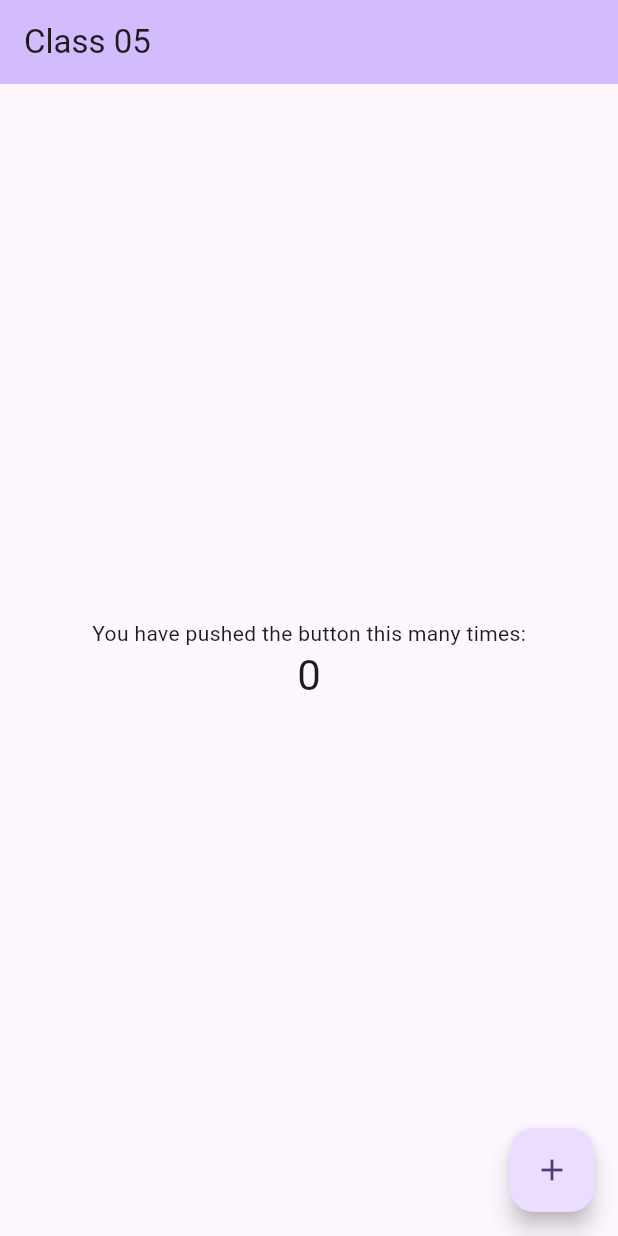
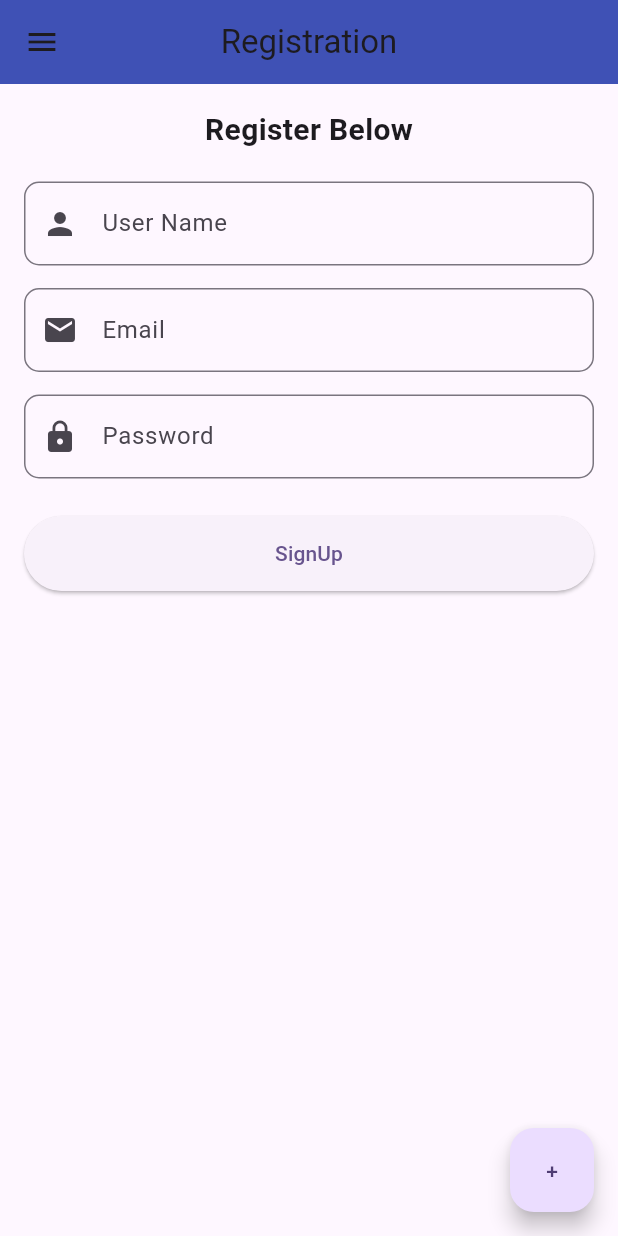
Before and after one commit to Shafique95/dart_core, a Flutter app: the screen it shows after launch, on a phone screen of 412 x 824 dp. Run offline on Flutter 3.47's test engine with Material 3 defaults, Android fonts, the phone set to English and light mode, and no system bars.

Commit message:
added class 07  code

```diff
--- /dev/null
+++ b/class5/lib/model/user_register_model.dart
@@ -0,0 +1,6 @@
+class UserRegisterModel{
+  final String userName;
+  final String userEmail;
+  final String userPassword;// noe nullable
+  UserRegisterModel({required this.userName,required this.userEmail, required this.userPassword});
+}
--- a/class5/lib/screen/app.dart
+++ b/class5/lib/screen/app.dart
@@ -1,4 +1,5 @@
 
+import 'package:class5/screen/user_form_handling.dart';
 import 'package:flutter/material.dart';
 import 'package:class5/screen/my_home_page.dart';
 class MyApp extends StatelessWidget {
@@ -12,13 +13,14 @@ class MyApp extends StatelessWidget {
     // var appTitle='Amirul'; /// immutable state ... String data
     // const is  key word
     return MaterialApp(
+      debugShowCheckedModeBanner:false ,
       title: 'Flutter Demo',
       theme: ThemeData(
 
         colorScheme: ColorScheme.fromSeed(seedColor: Colors.deepPurple),
         useMaterial3: true,
       ),
-      home:  MyHomePage(title: appTitle,),
+      home:  const UserFormHandling(),
     );
   }
 }
--- a/class5/lib/screen/my_home_page.dart
+++ b/class5/lib/screen/my_home_page.dart
@@ -1,67 +1,86 @@
+import 'package:class5/model/user_register_model.dart';
+import 'package:class5/screen/user_form_handling.dart';
 import 'package:flutter/material.dart';
+
 class MyHomePage extends StatefulWidget {
-  const MyHomePage({super.key,  this.title});
+  const MyHomePage({super.key, this.title, required this.userRegisterModel});
   // {} for only named parameter
 
   final String? title;
+  final UserRegisterModel userRegisterModel;
 
   @override
   State<MyHomePage> createState() => _MyHomePageState();
 }
 
 class _MyHomePageState extends State<MyHomePage> {
-  int _counter = 0;
-
-  /// event
-  ///  What is event
-  /// event is a implementation of a callback function
-  ///  callback function >>> h.w special
-
-  void _incrementCounter() {
-    setState(() {
-
-
-    });
-    _counter++;
-    print("showing counter valu$_counter");
-  }
-
   @override
   Widget build(BuildContext context) {
-
     return Scaffold(
       appBar: AppBar(
-
         backgroundColor: Theme.of(context).colorScheme.inversePrimary,
 
         title: Text(widget.title.toString()),
         // title: myCommonWidget(),
       ),
       body: Center(
-
         child: Column(
-
+          crossAxisAlignment:CrossAxisAlignment.center,
           mainAxisAlignment: MainAxisAlignment.center,
           children: <Widget>[
-            const Text(
-              'You have pushed the button this many times:',
+            const CircleAvatar(),
+            Row(
+              crossAxisAlignment:CrossAxisAlignment.center,
+              mainAxisAlignment: MainAxisAlignment.center,
+              children: [
+                const Text(
+                  "Name :",
+                ),
+                const SizedBox(
+                  width: 10,
+                ),
+                Text(
+                  widget.userRegisterModel.userName ?? "Name not found",
+                )
+              ],
             ),
-            Text(
-              '$_counter',
-              style: Theme.of(context).textTheme.headlineMedium,
+            Row(
+              crossAxisAlignment:CrossAxisAlignment.center,
+              mainAxisAlignment: MainAxisAlignment.center,
+              children: [
+                const Text(
+                  "User Email :",
+                ),
+                const SizedBox(
+                  width: 10,
+                ),
+                Text(
+                  widget.userRegisterModel.userEmail ?? "User Email Not Found ",
+                )
+              ],
             ),
+            Row(
+              crossAxisAlignment:CrossAxisAlignment.center,
+              mainAxisAlignment: MainAxisAlignment.center,
+              children: [
+                const Text(
+                  "User Password :",
+                ),
+                const SizedBox(
+                  width: 10,
+                ),
+                Text(
+                  widget.userRegisterModel.userPassword,
+                )
+              ],
+            )
           ],
         ),
-      ),
-      floatingActionButton: FloatingActionButton(
-        onPressed: _incrementCounter,
-        tooltip: 'Increment',
-        child: const Icon(Icons.add),
       ), // This trailing comma makes auto-formatting nicer for build methods.
     );
   }
 
-   Widget myCommonWidget(){
+  Widget myCommonWidget() {
     return Text("Shafiqul Islam ");
-   }
+  }
 }
--- /dev/null
+++ b/class5/lib/screen/user_form_handling.dart
@@ -0,0 +1,152 @@
+import 'package:class5/model/user_register_model.dart';
+import 'package:flutter/material.dart';
+
+import 'my_home_page.dart';
+
+class UserFormHandling extends StatefulWidget {
+  const UserFormHandling({super.key});
+
+  @override
+  State<UserFormHandling> createState() => _UserFormHandlingState();
+}
+
+class _UserFormHandlingState extends State<UserFormHandling> {
+  final _formKey = GlobalKey<FormState>();
+  final userName = TextEditingController();
+  final userEmail = TextEditingController();
+  final userPassword = TextEditingController();
+
+  @override
+  void dispose() {
+    userName.dispose();
+    userEmail.dispose();
+    userPassword.dispose();
+    super.dispose();
+  }
+
+  void handleSubmit() {
+    if (_formKey.currentState!.validate()) {
+      // যদি সব ভ্যালিড হয়
+      final name = userName
+          .text; // here text is a getter function >>>> study how getter fn work most important
+      final email = userEmail.text;
+      final password = userPassword.text;
+      var userRegisterModel = UserRegisterModel(userName: name,userEmail: email,userPassword: password);
+
+      Navigator.push(
+        context,
+        MaterialPageRoute(
+          builder: (context) => MyHomePage(
+            title: "Class 07",
+            userRegisterModel: userRegisterModel,
+          ),
+        ),
+      );
+    }
+  }
+
+  @override
+  Widget build(BuildContext context) {
+    return Scaffold(
+      drawer: const Drawer(),
+      appBar: AppBar(
+        title: const Text("Registration"),
+        backgroundColor: Colors.indigo,
+        centerTitle: true,
+      ),
+      body: SafeArea(
+        child: SingleChildScrollView(
+          padding: const EdgeInsets.all(16),
+          child: Form(
+            key: _formKey,
+            child: Column(
+
+              children: [
+                const Text(
+                  "Register Below",
+                  style: TextStyle(fontSize: 20, fontWeight: FontWeight.bold),
+                ),
+                const SizedBox(height: 20),
+
+                // Name Field
+                TextFormField(
+                  controller: userName,
+                  decoration: InputDecoration(
+                    labelText: "User Name",
+                    prefixIcon: const Icon(Icons.person),
+                    border: OutlineInputBorder(
+                      borderRadius: BorderRadius.circular(10),
+                    ),
+                  ),
+                  validator: (value) {
+                    if (value == null || value.isEmpty) {
+                      return "Please enter your name";
+                    }
+                    return null;
+                  },
+                ),
+                const SizedBox(height: 15),
+
+                // Email Field
+                TextFormField(
+                  controller: userEmail,
+                  keyboardType: TextInputType.emailAddress,
+                  decoration: InputDecoration(
+                    labelText: "Email",
+                    prefixIcon: const Icon(Icons.email),
+                    border: OutlineInputBorder(
+                      borderRadius: BorderRadius.circular(10),
+                    ),
+                  ),
+                  validator: (value) {
+                    if (value == null || value.isEmpty) {
+                      return "Please enter your email";
+                    } else if (!RegExp(r'\S+@\S+\.\S+').hasMatch(value)) {
+                      return "Please enter a valid email";
+                    }
+                    return null;
+                  },
+                ),
+                const SizedBox(height: 15),
+
+                // Password Field
+                TextFormField(
+                  controller: userPassword,
+                  obscureText: true,
+                  decoration: InputDecoration(
+                    labelText: "Password",
+                    prefixIcon: const Icon(Icons.lock),
+                    border: OutlineInputBorder(
+                      borderRadius: BorderRadius.circular(10),
+                    ),
+                  ),
+                  validator: (value) {
+                    if (value == null || value.length < 6) {
+                      return "Password must be at least 6 characters";
+                    }
+                    return null;
+                  },
+                ),
+                const SizedBox(height: 25),
+
+                // Submit Button
+                SizedBox(
+                  width: double.infinity,
+                  height: 50,
+                  child: ElevatedButton(
+                    onPressed: handleSubmit,
+                    child: const Text("SignUp"),
+                  ),
+                )
+              ],
+            ),
+          ),
+        ),
+      ),
+      floatingActionButton: FloatingActionButton(
+        onPressed: () {},
+        child: Text("+"),
+      ),
+    );
+  }
+}
```
